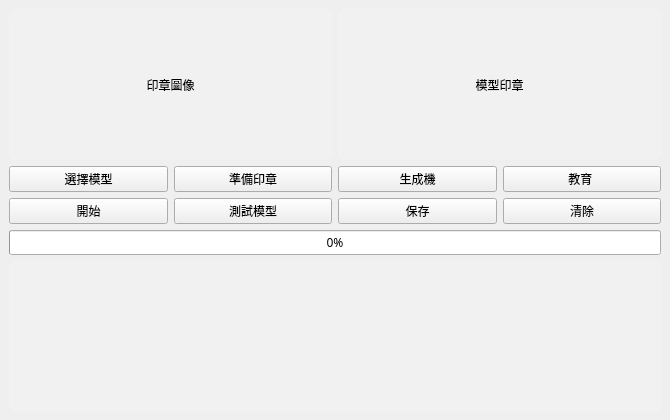
The window that ui_main.ui (KasymovD/Classification) describes before a commit, drawn with Qt 5.
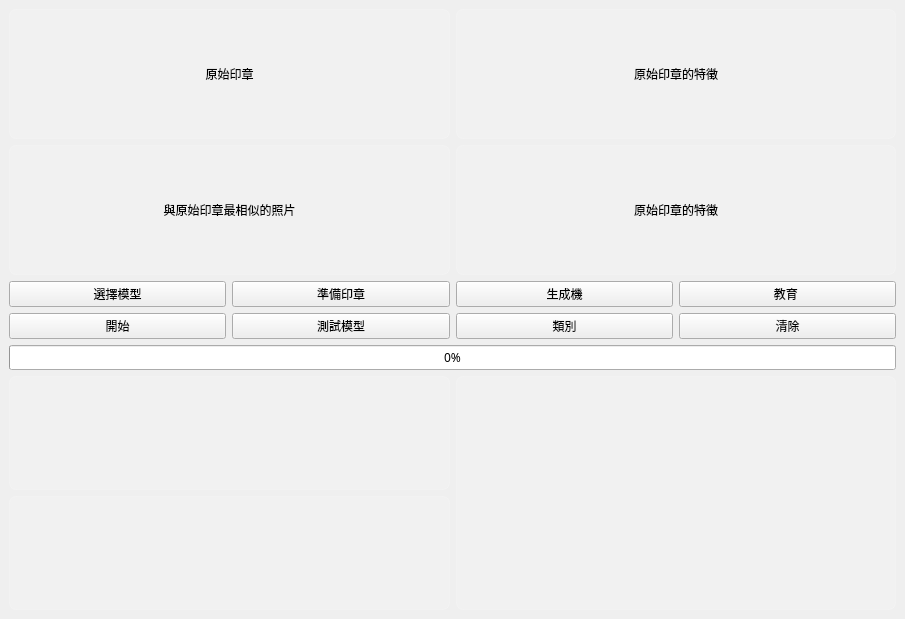
The same window after the commit. Icons and pictures are not drawn.

Diff of the .ui file:
```diff
--- a/ui_main.ui
+++ b/ui_main.ui
@@ -6,8 +6,8 @@
    <rect>
     <x>0</x>
     <y>0</y>
-    <width>670</width>
-    <height>420</height>
+    <width>905</width>
+    <height>619</height>
    </rect>
   </property>
   <property name="cursor">
@@ -34,9 +34,9 @@
    <bool>false</bool>
   </property>
   <widget class="QWidget" name="centralwidget">
-   <layout class="QVBoxLayout" name="verticalLayout_3">
+   <layout class="QVBoxLayout" name="verticalLayout_5">
     <item>
-     <layout class="QVBoxLayout" name="verticalLayout_2">
+     <layout class="QVBoxLayout" name="verticalLayout_4">
       <item>
        <layout class="QVBoxLayout" name="verticalLayout">
         <item>
@@ -55,7 +55,7 @@
 border-radius: 7px;</string>
             </property>
             <property name="text">
-             <string>印章圖像</string>
+             <string>原始印章</string>
             </property>
             <property name="alignment">
              <set>Qt::AlignmentFlag::AlignCenter</set>
@@ -73,7 +73,7 @@
 border-radius: 7px;</string>
             </property>
             <property name="text">
-             <string>模型印章</string>
+             <string>原始印章的特徵</string>
             </property>
             <property name="alignment">
              <set>Qt::AlignmentFlag::AlignCenter</set>
@@ -85,6 +85,40 @@
           </item>
          </layout>
         </item>
+        <item>
+         <layout class="QHBoxLayout" name="horizontalLayout_4">
+          <item>
+           <widget class="QLabel" name="model_image">
+            <property name="styleSheet">
+             <string notr="true">background-color: rgba(255, 255, 255, 30);
+border:1px solid rgba(255, 255, 255, 40);
+border-radius: 7px;</string>
+            </property>
+            <property name="text">
+             <string>與原始印章最相似的照片</string>
+            </property>
+            <property name="alignment">
+             <set>Qt::AlignmentFlag::AlignCenter</set>
+            </property>
+           </widget>
+          </item>
+          <item>
+           <widget class="QLabel" name="label">
+            <property name="styleSheet">
+             <string notr="true">background-color: rgba(255, 255, 255, 30);
+border:1px solid rgba(255, 255, 255, 40);
+border-radius: 7px;</string>
+            </property>
+            <property name="text">
+             <string>原始印章的特徵</string>
+            </property>
+            <property name="alignment">
+             <set>Qt::AlignmentFlag::AlignCenter</set>
+            </property>
+           </widget>
+          </item>
+         </layout>
+        </item>
        </layout>
       </item>
       <item>
@@ -162,7 +196,7 @@
         <item>
          <widget class="QPushButton" name="Save_button">
           <property name="text">
-           <string>保存</string>
+           <string>類別</string>
           </property>
           <property name="icon">
            <iconset>
@@ -184,6 +218,8 @@
        </layout>
       </item>
       <item>
+       <layout class="QVBoxLayout" name="verticalLayout_3">
+        <item>
        <widget class="QProgressBar" name="progressBar">
         <property name="value">
          <number>0</number>
@@ -191,6 +227,10 @@
        </widget>
       </item>
       <item>
+         <layout class="QHBoxLayout" name="horizontalLayout_5">
+          <item>
+           <layout class="QVBoxLayout" name="verticalLayout_2">
+            <item>
        <widget class="QLabel" name="analyz">
         <property name="styleSheet">
          <string notr="true">background-color: rgba(255, 255, 255, 30);
@@ -204,6 +244,44 @@
          <set>Qt::AlignmentFlag::AlignCenter</set>
         </property>
        </widget>
+            </item>
+            <item>
+             <widget class="QLabel" name="analyz_2">
+              <property name="styleSheet">
+               <string notr="true">background-color: rgba(255, 255, 255, 30);
+border:1px solid rgba(255, 255, 255, 40);
+border-radius: 7px;
+</string>
+              </property>
+              <property name="text">
+               <string/>
+              </property>
+              <property name="alignment">
+               <set>Qt::AlignmentFlag::AlignCenter</set>
+              </property>
+             </widget>
+            </item>
+           </layout>
+          </item>
+          <item>
+           <widget class="QLabel" name="analyz_3">
+            <property name="styleSheet">
+             <string notr="true">background-color: rgba(255, 255, 255, 30);
+border:1px solid rgba(255, 255, 255, 40);
+border-radius: 7px;
+</string>
+            </property>
+            <property name="text">
+             <string/>
+            </property>
+            <property name="alignment">
+             <set>Qt::AlignmentFlag::AlignCenter</set>
+            </property>
+           </widget>
+          </item>
+         </layout>
+        </item>
+       </layout>
       </item>
      </layout>
     </item>
```
Left out of the diff: 5 changed lines with no effect on the pictures. Lines whose indentation alone changed are shown as unchanged.
